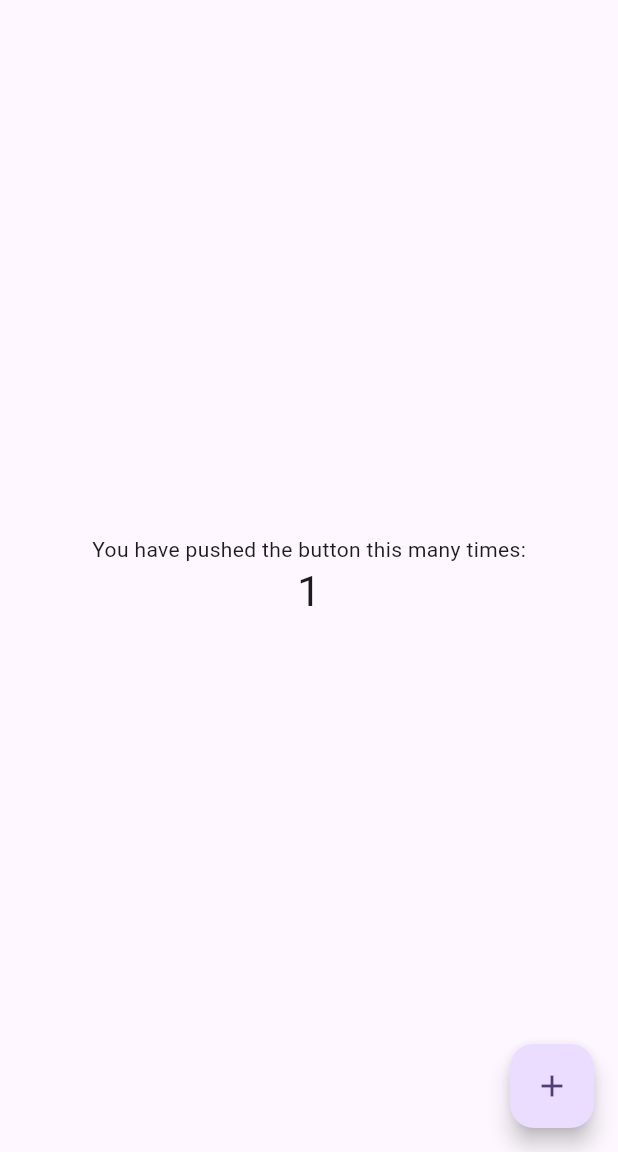
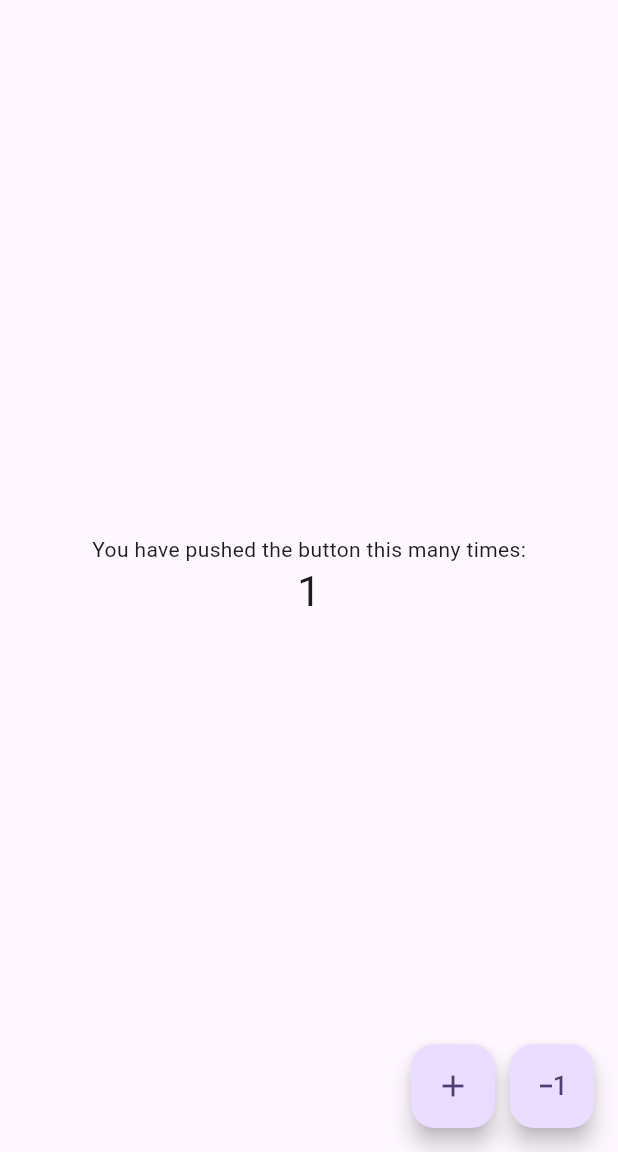
Before and after one commit to nguyennhatminh230801/Learning-Flutter-HIT, a Flutter app: the screen it shows after launch, after a tap on the "add" icon, on a phone screen of 412 x 824 dp, the part 84-1236 px from its top. Run offline on Flutter 3.47's test engine with Material 2 defaults, Android fonts, the phone set to English and light mode, and no system bars; our stand-ins replace math_expressions; network calls fail.

Commit message:
learning provider

```diff
--- a/Learning/Buoi3/lib/dialog/result_dialog.dart
+++ b/Learning/Buoi3/lib/dialog/result_dialog.dart
@@ -1,5 +1,6 @@
 import 'package:flutter/material.dart';
 import 'package:learning_buoi_3/constant/constant.dart' as constant;
+
 class ResultDialog extends StatelessWidget {
   const ResultDialog({
     super.key,
--- a/Learning/Buoi3/lib/main.dart
+++ b/Learning/Buoi3/lib/main.dart
@@ -1,5 +1,4 @@
 import 'package:flutter/material.dart';
-import 'package:flutter_localizations/flutter_localizations.dart';
 import 'package:learning_buoi_3/math/math_screen.dart';
 import 'package:learning_buoi_3/math/start_screen.dart';
 import 'package:learning_buoi_3/constant/constant.dart' as constant;
--- a/SelfPractice/LearningStateManagement/lib/main.dart
+++ b/SelfPractice/LearningStateManagement/lib/main.dart
@@ -1,4 +1,6 @@
 import 'package:flutter/material.dart';
+import 'package:learning_state_management/model/counter.dart';
+import 'package:provider/provider.dart';
 
 void main() {
   runApp(const MyApp());
@@ -7,46 +9,43 @@ void main() {
 class MyApp extends StatelessWidget {
   const MyApp({super.key});
 
-  // This widget is the root of your application.
   @override
   Widget build(BuildContext context) {
     return MaterialApp(
+      debugShowCheckedModeBanner: false,
       title: 'Flutter Demo',
       theme: ThemeData(
-        // This is the theme of your application.
-        //
-        // TRY THIS: Try running your application with "flutter run". You'll see
-        // the application has a blue toolbar. Then, without quitting the app,
-        // try changing the seedColor in the colorScheme below to Colors.green
-        // and then invoke "hot reload" (save your changes or press the "hot
-        // reload" button in a Flutter-supported IDE, or press "r" if you used
-        // the command line to start the app).
-        //
-        // Notice that the counter didn't reset back to zero; the application
-        // state is not lost during the reload. To reset the state, use hot
-        // restart instead.
-        //
-        // This works for code too, not just values: Most code changes can be
-        // tested with just a hot reload.
         colorScheme: ColorScheme.fromSeed(seedColor: Colors.deepPurple),
         useMaterial3: true,
       ),
-      home: const MyHomePage(title: 'Flutter Demo Home Page'),
+      // Sử dụng ChangerNotifierProvider để lấy ra một model sử dụng toàn cục
+      // tại màn hình này
+      home: ChangeNotifierProvider(
+          create: (BuildContext context) {
+            return CounterModel();
+          },
+          child: const MyHomePage(title: 'Flutter Demo Home Page')),
     );
+  }
+}
+
+class CounterModel with ChangeNotifier {
+  int _counter = 0;
+  int get currentCount => _counter;
+
+  void increment() {
+    _counter++;
+    notifyListeners();
+  }
+
+  void decrement() {
+    _counter--;
+    notifyListeners();
   }
 }
 
 class MyHomePage extends StatefulWidget {
   const MyHomePage({super.key, required this.title});
-
-  // This widget is the home page of your application. It is stateful, meaning
-  // that it has a State object (defined below) that contains fields that affect
-  // how it looks.
-
-  // This class is the configuration for the state. It holds the values (in this
-  // case the title) provided by the parent (in this case the App widget) and
-  // used by the build method of the State. Fields in a Widget subclass are
-  // always marked "final".
 
   final String title;
 
@@ -55,71 +54,47 @@ class MyHomePage extends StatefulWidget {
 }
 
 class _MyHomePageState extends State<MyHomePage> {
-  int _counter = 0;
-
-  void _incrementCounter() {
-    setState(() {
-      // This call to setState tells the Flutter framework that something has
-      // changed in this State, which causes it to rerun the build method below
-      // so that the display can reflect the updated values. If we changed
-      // _counter without calling setState(), then the build method would not be
-      // called again, and so nothing would appear to happen.
-      _counter++;
-    });
-  }
-
   @override
   Widget build(BuildContext context) {
-    // This method is rerun every time setState is called, for instance as done
-    // by the _incrementCounter method above.
-    //
-    // The Flutter framework has been optimized to make rerunning build methods
-    // fast, so that you can just rebuild anything that needs updating rather
-    // than having to individually change instances of widgets.
+    //Khởi tạo 1 model provider
+    final counter = Provider.of<CounterModel>(context);
     return Scaffold(
       appBar: AppBar(
-        // TRY THIS: Try changing the color here to a specific color (to
-        // Colors.amber, perhaps?) and trigger a hot reload to see the AppBar
-        // change color while the other colors stay the same.
         backgroundColor: Theme.of(context).colorScheme.inversePrimary,
-        // Here we take the value from the MyHomePage object that was created by
-        // the App.build method, and use it to set our appbar title.
         title: Text(widget.title),
       ),
       body: Center(
-        // Center is a layout widget. It takes a single child and positions it
-        // in the middle of the parent.
         child: Column(
-          // Column is also a layout widget. It takes a list of children and
-          // arranges them vertically. By default, it sizes itself to fit its
-          // children horizontally, and tries to be as tall as its parent.
-          //
-          // Column has various properties to control how it sizes itself and
-          // how it positions its children. Here we use mainAxisAlignment to
-          // center the children vertically; the main axis here is the vertical
-          // axis because Columns are vertical (the cross axis would be
-          // horizontal).
-          //
-          // TRY THIS: Invoke "debug painting" (choose the "Toggle Debug Paint"
-          // action in the IDE, or press "p" in the console), to see the
-          // wireframe for each widget.
           mainAxisAlignment: MainAxisAlignment.center,
           children: <Widget>[
             const Text(
               'You have pushed the button this many times:',
             ),
             Text(
-              '$_counter',
+              '${counter.currentCount}',
               style: Theme.of(context).textTheme.headlineMedium,
             ),
           ],
         ),
       ),
-      floatingActionButton: FloatingActionButton(
-        onPressed: _incrementCounter,
-        tooltip: 'Increment',
-        child: const Icon(Icons.add),
-      ), // This trailing comma makes auto-formatting nicer for build methods.
+      floatingActionButton: Row(
+        mainAxisAlignment: MainAxisAlignment.end,
+        children: [
+          Padding(
+            padding: const EdgeInsets.only(right: 10.0),
+            child: FloatingActionButton(
+              onPressed: () => counter.increment(),
+              tooltip: 'Increment',
+              child: const Icon(Icons.add),
+            ),
+          ),
+
+          FloatingActionButton(
+              onPressed: () => counter.decrement(),
+              child: const Icon(Icons.exposure_minus_1),
+          )
+        ],
+      ),
     );
   }
 }
--- /dev/null
+++ b/SelfPractice/LearningStateManagement/lib/model/counter.dart
@@ -0,0 +1 @@
+import 'package:flutter/material.dart';
--- a/SelfPractice/LearningStateManagement/pubspec.yaml
+++ b/SelfPractice/LearningStateManagement/pubspec.yaml
@@ -35,6 +35,7 @@ dependencies:
   # The following adds the Cupertino Icons font to your application.
   # Use with the CupertinoIcons class for iOS style icons.
   cupertino_icons: ^1.0.2
+  provider: ^6.0.5
 
 dev_dependencies:
   flutter_test:
```
Also changed, not shown: 1 other file.
